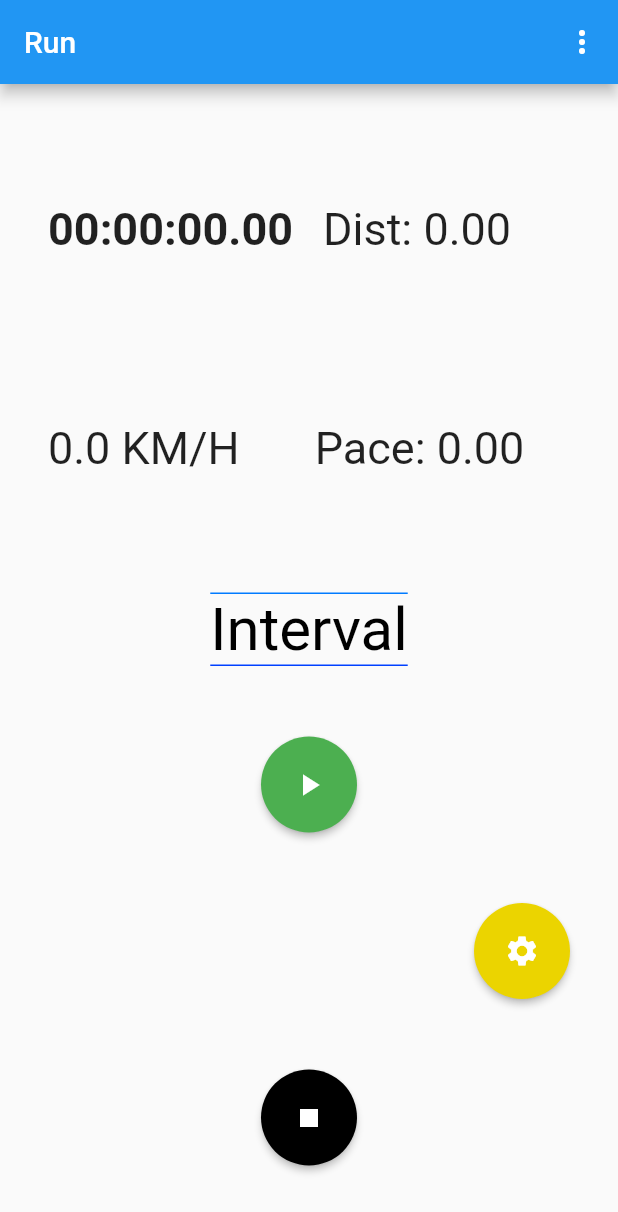
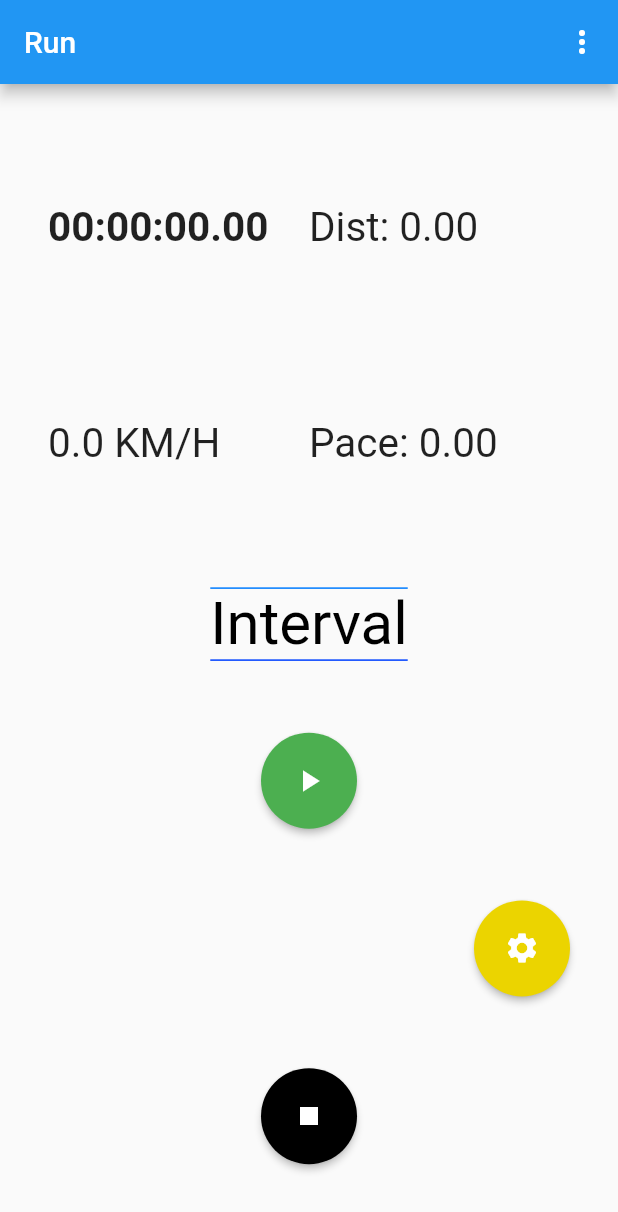
Before and after one commit to FJeanC/Corra_flutter, a Flutter app: the CronometroView screen opened directly with empty values, on a phone screen of 412 x 824 dp. Shown: the top 1212 px of the screen. Run offline on Flutter 3.47's test engine with Material 2 defaults, Android fonts, the phone set to English and light mode, and no system bars; our stand-ins replace bloc, cloud_firestore, equatable, firebase_auth, firebase_core, firebase_storage and 6 more; accounts and stored records are empty; generated files the repository leaves out were written again.

Commit message:
Arrumando overflow de pixel

```diff
--- a/lib/services/cloud/firebase_cloud_run_storage.dart
+++ b/lib/services/cloud/firebase_cloud_run_storage.dart
@@ -34,7 +34,7 @@ class FirebaseCloudRunStorage {
     }
     try {
       final ref =
-          FirebaseStorage.instance.ref().child('runs_image/${documentId}');
+          FirebaseStorage.instance.ref().child('runs_image/$documentId');
       await ref.delete();
     } catch (e) {
       print('Maybe ');
--- a/lib/views/cronometro/cronometro_view.dart
+++ b/lib/views/cronometro/cronometro_view.dart
@@ -215,39 +215,41 @@ class _CronometroViewState extends State<CronometroView> {
             padding: const EdgeInsets.all(32),
             child: Row(
               children: [
-                StreamBuilder<int>(
+                Expanded(
+                  child: StreamBuilder<int>(
                     stream: _stopWatchTimer.rawTime,
                     initialData: 0,
                     builder: (context, snap) {
                       final value = snap.data;
-                    final displayTime =
-                        StopWatchTimer.getDisplayTime(value!, hours: _isHours);
+                      final displayTime = StopWatchTimer.getDisplayTime(value!,
+                          hours: _isHours);
                       globalTime = displayTime;
                       return Text(
                         displayTime,
                         style: const TextStyle(
-                          fontSize: 30, fontWeight: FontWeight.bold),
+                            fontSize: 27, fontWeight: FontWeight.bold),
                       );
                     },
                   ),
-                const SizedBox(
-                  width: 20,
                 ),
-                StreamBuilder<double?>(
+                Expanded(
+                  child: StreamBuilder<double?>(
                     stream: _distanceUpdatedStreamContoller.stream,
                     initialData: 0.0,
                     builder: (context, snapshot) {
                       if (!showPlayButton) {
                         //distance += (snapshot.data!);
-                      print('I am here  ${snapshot.data!.toStringAsFixed(2)}');
+                        print(
+                            'I am here  ${snapshot.data!.toStringAsFixed(2)}');
                       }
                       return Text(
                         'Dist: ${snapshot.data!.toStringAsFixed(2)}',
                         style: const TextStyle(
-                        fontSize: 30,
+                          fontSize: 27,
                         ),
                       );
                     },
+                  ),
                 ),
               ],
             ),
@@ -256,30 +258,34 @@ class _CronometroViewState extends State<CronometroView> {
             padding: const EdgeInsets.all(32),
             child: Row(
               children: [
-                StreamBuilder<double?>(
+                Expanded(
+                  child: StreamBuilder<double?>(
                     stream: _velocityUpdatedStreamController.stream,
                     builder: (context, snapshot) {
                       if (snapshot.hasData) {
                         print((snapshot.data!).toStringAsPrecision(2));
                         return Text(
                           '${(snapshot.data!).toStringAsPrecision(2)} KM/H',
-                        style: const TextStyle(fontSize: 30),
+                          style: const TextStyle(fontSize: 27),
                         );
                       } else {
                         return Text(
                           '${(_velocity).toStringAsPrecision(2)} KM/H',
-                        style: const TextStyle(fontSize: 30),
+                          style: const TextStyle(fontSize: 27),
                         );
                       }
                     },
                   ),
-                const SizedBox(
-                  width: 50,
                 ),
-                Text(
+                // const SizedBox(
+                //   width: 50,
+                // ),
+                Expanded(
+                  child: Text(
                     'Pace: ${pace.toStringAsFixed(2)}',
                     style: const TextStyle(
-                    fontSize: 30,
+                      fontSize: 27,
+                    ),
                   ),
                 ),
               ],
```
Also changed, not shown: lib/views/runs/run_detail_fragment.dart (+37 -34 lines). Lines whose indentation alone changed are shown as unchanged.
